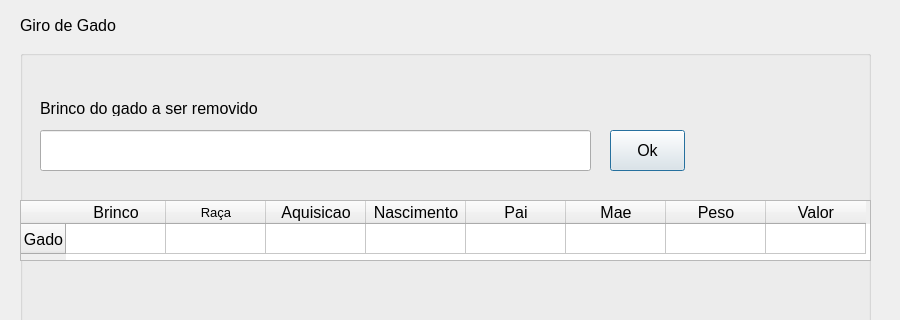
Above: views/cattleremovescreen.ui from MaceGabriel/GiroDeGado before the change; both pictures show x 0 to 900 and y 0 to 320 of the 900 by 600 pixel window. Below: the same form after it.
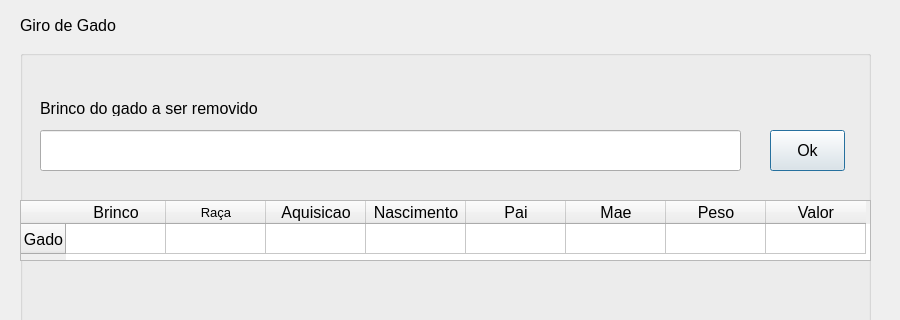
That is the form after the change.

Diff of the .ui file:
```diff
--- a/views/cattleremovescreen.ui
+++ b/views/cattleremovescreen.ui
@@ -282,7 +282,7 @@
      <rect>
       <x>20</x>
       <y>80</y>
-      <width>551</width>
+      <width>701</width>
       <height>41</height>
      </rect>
     </property>
@@ -313,7 +313,7 @@
    <widget class="QPushButton" name="okButton">
     <property name="geometry">
      <rect>
-      <x>590</x>
+      <x>750</x>
       <y>80</y>
       <width>75</width>
       <height>41</height>
```
